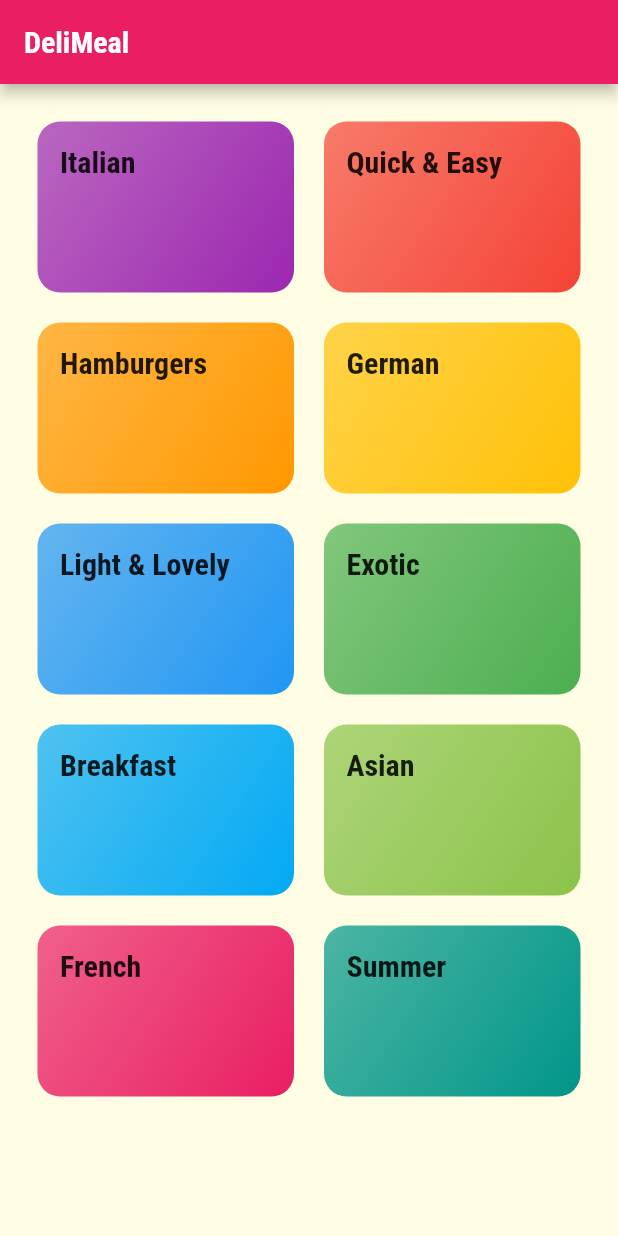
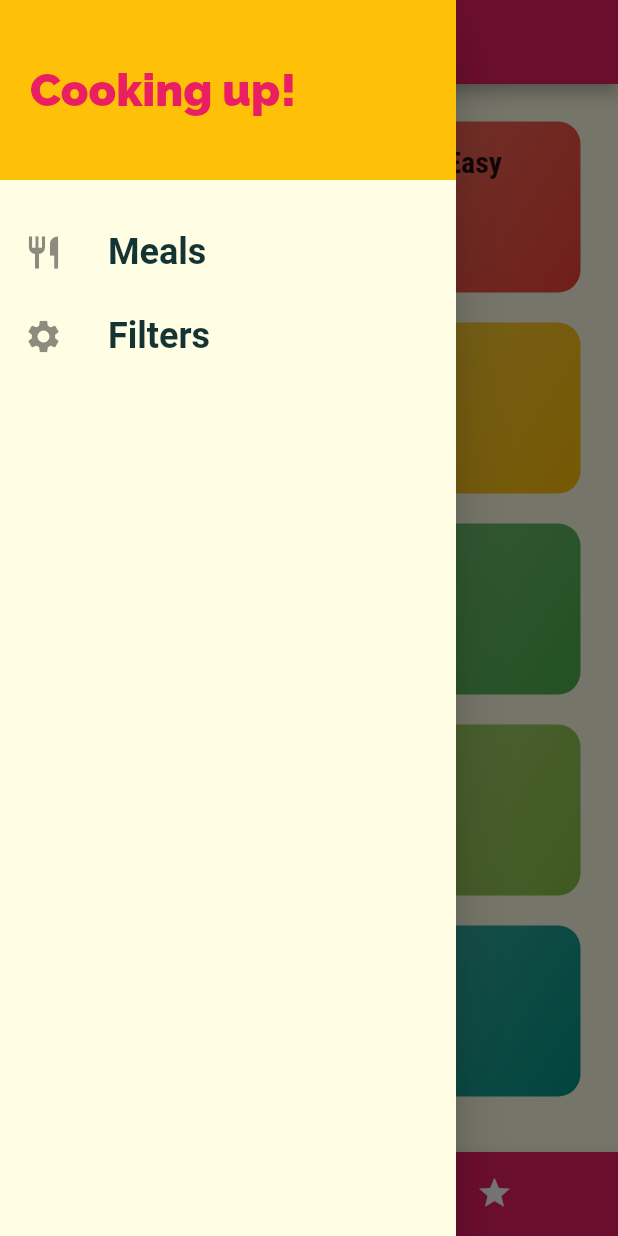
Before and after one commit to MOHAMMED-SABITH/flutter_meals_app, a Flutter app: the screen it shows after launch, with the side drawer open (before the commit the screen has no drawer), on a phone screen of 412 x 824 dp. Run offline on Flutter 3.47's test engine with Material 2 defaults, Android fonts, the phone set to English and light mode, and no system bars; Roboto replaces fonts that are missing (RobotoCndensed).

Commit message:
almost complete code

```diff
--- a/lib/main.dart
+++ b/lib/main.dart
@@ -1,12 +1,52 @@
 import 'package:flutter/material.dart';
+import './screens/filters_screen.dart';
+import './dummy_data.dart';
+import './screens/tabs_screen.dart';
 import './screens/meal_detail_screen.dart';
 import 'screens/category_meals_screen.dart';
 import 'screens/categories_screen.dart';
+import './models/meal.dart';
 
 void main() => runApp(const MyApp());
 
-class MyApp extends StatelessWidget {
+class MyApp extends StatefulWidget {
   const MyApp({super.key});
+
+  @override
+  State<MyApp> createState() => _MyAppState();
+}
+
+class _MyAppState extends State<MyApp> {
+  Map<String, bool> _filters = {
+    'gluten': false,
+    'lactose': false,
+    'vegan': false,
+    'vegetarian': false,
+  };
+  List<Meal> _availableMeals = DUMMY_MEALS;
+
+  void _setFilters(Map<String, bool> filteredData) {
+    setState(() {
+      _filters = filteredData;
+      _availableMeals = DUMMY_MEALS.where((meal) {
+        if (_filters['gluten']! && !meal.isGlutenFree) {
+          return false;
+        }
+        if (_filters['lactose']! && !meal.isLactoseFree) {
+          return false;
+        }
+        if (_filters['vegen']! && !meal.isVegan) {
+          return false;
+        }
+        if (_filters['vegetarian']! && !meal.isVegetarian) {
+          return false;
+        } else {
+          return false;
+        }
+      }).toList();
+    });
+  }
+
   @override
   Widget build(BuildContext context) {
     return MaterialApp(
@@ -33,9 +73,11 @@ class MyApp extends StatelessWidget {
       // home: const CategoriesScreen(),
       initialRoute: '/',
       routes: {
-        '/': (ctx) => const CategoriesScreen(),
-        CategoryMealsScreen.routeName: (ctx) => const CategoryMealsScreen(),
-        MealDetailScreen.routeName: (ctx)=> MealDetailScreen(),
+        '/': (ctx) => const TabsScreen(),
+        CategoryMealsScreen.routeName: (ctx) =>
+            CategoryMealsScreen(_availableMeals),
+        MealDetailScreen.routeName: (ctx) => const MealDetailScreen(),
+        FiltersScreen.routeName: (ctx) => FiltersScreen(_filters, _setFilters),
       },
     );
   }
--- a/lib/screens/categories_screen.dart
+++ b/lib/screens/categories_screen.dart
@@ -8,11 +8,11 @@ class CategoriesScreen extends StatelessWidget {
 
   @override
   Widget build(BuildContext context) {
-    return Scaffold(
-      appBar: AppBar(
-        title: const Text('DeliMeal'),
-      ),
-      body: GridView(
+    // return Scaffold(
+    //   appBar: AppBar(
+    //     title: const Text('DeliMeal'),
+    //   ),
+    return GridView(
       padding: const EdgeInsets.all(25),
       gridDelegate: const SliverGridDelegateWithMaxCrossAxisExtent(
         maxCrossAxisExtent: 200,
@@ -29,7 +29,6 @@ class CategoriesScreen extends StatelessWidget {
             ),
           )
           .toList(),
-      ),
     );
   }
 }
--- /dev/null
+++ b/lib/screens/tabs_screen.dart
@@ -0,0 +1,67 @@
+import 'package:flutter/material.dart';
+import '../widgets/main_drawer.dart';
+import './favorites_screen.dart';
+import './categories_screen.dart';
+
+class TabsScreen extends StatefulWidget {
+  const TabsScreen({super.key});
+
+  @override
+  State<TabsScreen> createState() => _TabsScreenState();
+}
+
+class _TabsScreenState extends State<TabsScreen> {
+  final List<Map<String, Object>> _pages = [
+    {
+      'page': const CategoriesScreen(),
+      'title': 'Category',
+    },
+    {
+      'page': const FavoritesScreen(),
+      'title': 'Your Favourite',
+    },
+  ];
+  int _selectedPageIndex = 0;
+  void _selectPage(int index) {
+    setState(() {
+      _selectedPageIndex = index;
+    });
+  }
+
+  @override
+  Widget build(BuildContext context) {
+    //We have to make the tabbar on the bottom of the app not on the bottom of the screen
+    // return DefaultTabController(
+    //   length: 2,
+    //   child:
+    return Scaffold(
+      appBar: AppBar(
+        title: Text(
+          _pages[_selectedPageIndex]['title'].toString(),
+        ),
+      ),
+      drawer: const MainDrawer(),
+      body: (_pages[_selectedPageIndex]['page']) as Widget,
+      bottomNavigationBar: BottomNavigationBar(
+        onTap: _selectPage,
+        backgroundColor: Theme.of(context).colorScheme.primary,
+        unselectedItemColor: Colors.white,
+        selectedItemColor: Theme.of(context).colorScheme.secondary,
+        currentIndex: _selectedPageIndex,
+        type: BottomNavigationBarType.shifting,
+        items: [
+          BottomNavigationBarItem(
+            backgroundColor: Theme.of(context).colorScheme.primary,
+            icon: const Icon(Icons.category),
+            label: 'Categories',
+          ),
+          BottomNavigationBarItem(
+            backgroundColor: Theme.of(context).colorScheme.primary,
+            icon: const Icon(Icons.star),
+            label: 'Favorites',
+          ),
+        ],
+      ),
+    );
+  }
+}
--- /dev/null
+++ b/lib/widgets/main_drawer.dart
@@ -0,0 +1,65 @@
+import 'package:flutter/material.dart';
+import '../screens/filters_screen.dart';
+
+class MainDrawer extends StatelessWidget {
+  const MainDrawer({super.key});
+  Widget buildListTile(String title, IconData icon, VoidCallback tapHandler) {
+    return ListTile(
+      leading: Icon(
+        icon,
+        size: 26,
+      ),
+      title: Text(
+        title,
+        style: const TextStyle(
+          fontFamily: 'RobotoCndensed',
+          fontSize: 24,
+          fontWeight: FontWeight.bold,
+        ),
+      ),
+      onTap: tapHandler,
+    );
+  }
+
+  @override
+  Widget build(BuildContext context) {
+    return Drawer(
+      child: Column(
+        children: <Widget>[
+          Container(
+            height: 120,
+            width: double.infinity,
+            padding: const EdgeInsets.all(20),
+            alignment: Alignment.centerLeft,
+            color: Theme.of(context).colorScheme.secondary,
+            child: Text(
+              'Cooking up!',
+              style: TextStyle(
+                fontWeight: FontWeight.w900,
+                fontSize: 30,
+                color: Theme.of(context).colorScheme.primary,
+              ),
+            ),
+          ),
+          const SizedBox(
+            height: 20,
+          ),
+          buildListTile(
+            'Meals',
+            Icons.restaurant,
+            () {
+              Navigator.of(context).pushReplacementNamed('/');
+            },
+          ),
+          buildListTile(
+            'Filters',
+            Icons.settings,
+            () {
+              Navigator.of(context).pushReplacementNamed(FiltersScreen.routeName);
+            },
+          ),
+        ],
+      ),
+    );
+  }
+}
```
Also changed, not shown: lib/screens/category_meals_screen.dart (+51 -18 lines), lib/screens/favorites_screen.dart (added, +12 -0 lines), lib/screens/filters_screen.dart (added, +125 -0 lines), lib/screens/meal_detail_screen.dart (+90 -7 lines), lib/widgets/meal_item.dart (+11 -5 lines). Lines whose indentation alone changed are shown as unchanged.
